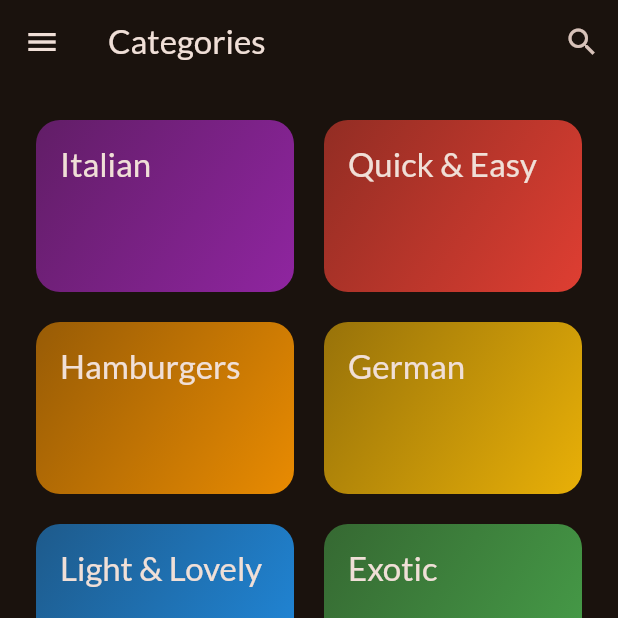
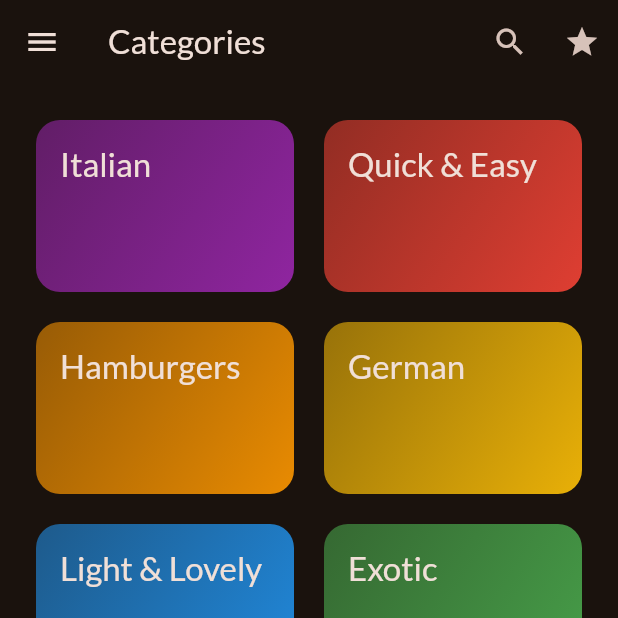
Before and after one commit to MKbrun/meals_app, a Flutter app: the screen it shows after launch, on a phone screen of 412 x 824 dp, the top half of it. Run offline on Flutter 3.47's test engine with Material 3 defaults, Android fonts, the phone set to English and light mode, and no system bars; our stand-ins replace google_fonts, transparent_image.

Commit message:
Fixed top bar so that both search and favorites buttons are available.

```diff
--- a/lib/screens/tabs.dart
+++ b/lib/screens/tabs.dart
@@ -124,6 +124,14 @@ class _TabsScreenState extends State<TabsScreen> {
               );
             },
           ),
+          IconButton(
+            icon: const Icon(Icons.star),
+            onPressed: () {
+              setState(() {
+                _selectedPageIndex = 1;
+              });
+            },
+          ),
         ],
       ),
       drawer: MainDrawer(
```
